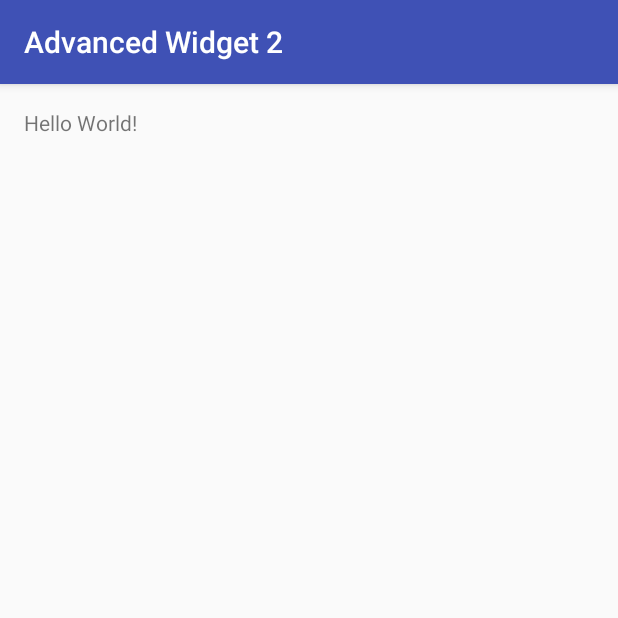
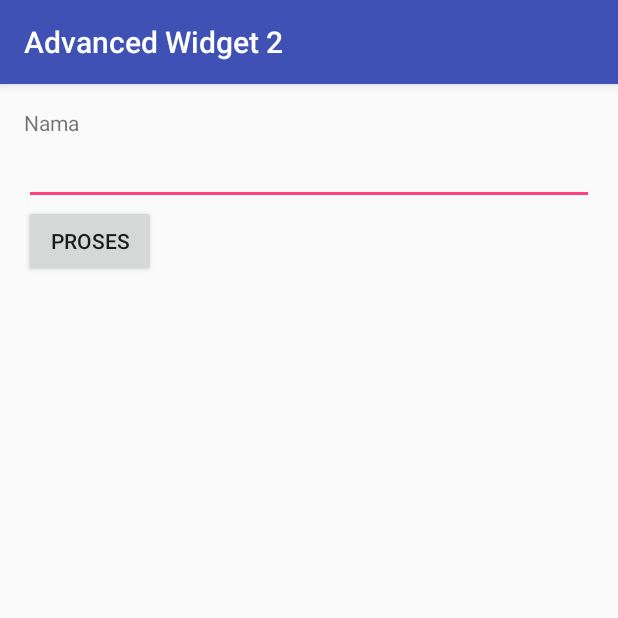
Before and after one commit to AyuIkaFZ/Advanced-Widget-2, an Android app: the screen it shows after launch (MainActivity), on a phone screen of 412 x 824 dp, the top half of it. Run offline under Robolectric (Android 15) with nearby library versions, the phone set to English and light mode, and no system bars; our stand-ins replace ButterKnife.

```diff
--- a/app/build.gradle
+++ b/app/build.gradle
@@ -1,4 +1,5 @@
 apply plugin: 'com.android.application'
+apply plugin: 'android-apt'
 
 android {
     compileSdkVersion 23
@@ -23,4 +24,6 @@ dependencies {
     compile fileTree(dir: 'libs', include: ['*.jar'])
     testCompile 'junit:junit:4.12'
     compile 'com.android.support:appcompat-v7:23.3.0'
+    compile 'com.jakewharton:butterknife:8.1.0'
+    apt 'com.jakewharton:butterknife-compiler:8.1.0'
 }
--- a/app/src/main/java/id/sch/smktelkom_mlg/learn/advancedwidget2/MainActivity.java
+++ b/app/src/main/java/id/sch/smktelkom_mlg/learn/advancedwidget2/MainActivity.java
@@ -1,13 +1,57 @@
 package id.sch.smktelkom_mlg.learn.advancedwidget2;
+
 
 import android.os.Bundle;
 import android.support.v7.app.AppCompatActivity;
+import android.widget.EditText;
+import android.widget.TextView;
+
+import butterknife.BindColor;
+import butterknife.BindView;
+import butterknife.ButterKnife;
+import butterknife.OnClick;
+
+
 
 public class MainActivity extends AppCompatActivity {
 
+    @BindView(R.id.editTextNama)
+
+    EditText etNama;
+
+    @BindView(R.id.textViewHasil)
+
+    TextView tvHasil;
+
+    @BindColor(R.color.colorAccent)
+
+    int colorAccent;
+
+
+
     @Override
+
     protected void onCreate(Bundle savedInstanceState) {
+
         super.onCreate(savedInstanceState);
+
         setContentView(R.layout.activity_main);
+
+
+        ButterKnife.bind(this);
+
+
+        tvHasil.setTextColor(colorAccent);
+
     }
+
+
+    @OnClick(R.id.buttonProses)
+
+    public void doProcess() {
+
+        tvHasil.setText("Nama Anda: " + etNama.getText());
+
+    }
+
 }
--- a/app/src/main/res/layout/activity_main.xml
+++ b/app/src/main/res/layout/activity_main.xml
@@ -11,7 +11,24 @@
     tools:context="id.sch.smktelkom_mlg.learn.advancedwidget2.MainActivity">
 
     <TextView
+        android:id="@+id/textViewNama"
         android:layout_width="wrap_content"
         android:layout_height="wrap_content"
-        android:text="Hello World!" />
+        android:text="Nama" />
+
+    <EditText
+        android:id="@+id/editTextNama"
+        android:layout_width="match_parent"
+        android:layout_height="wrap_content" />
+
+    <Button
+        android:id="@+id/buttonProses"
+        android:layout_width="wrap_content"
+        android:layout_height="wrap_content"
+        android:text="Proses" />
+
+    <TextView
+        android:id="@+id/textViewHasil"
+        android:layout_width="match_parent"
+        android:layout_height="wrap_content" />
 </LinearLayout>
--- a/build.gradle
+++ b/build.gradle
@@ -6,7 +6,7 @@ buildscript {
     }
     dependencies {
         classpath 'com.android.tools.build:gradle:2.1.2'
-
+        classpath 'com.neenbedankt.gradle.plugins:android-apt:1.8'
         // NOTE: Do not place your application dependencies here; they belong
         // in the individual module build.gradle files
     }
```
